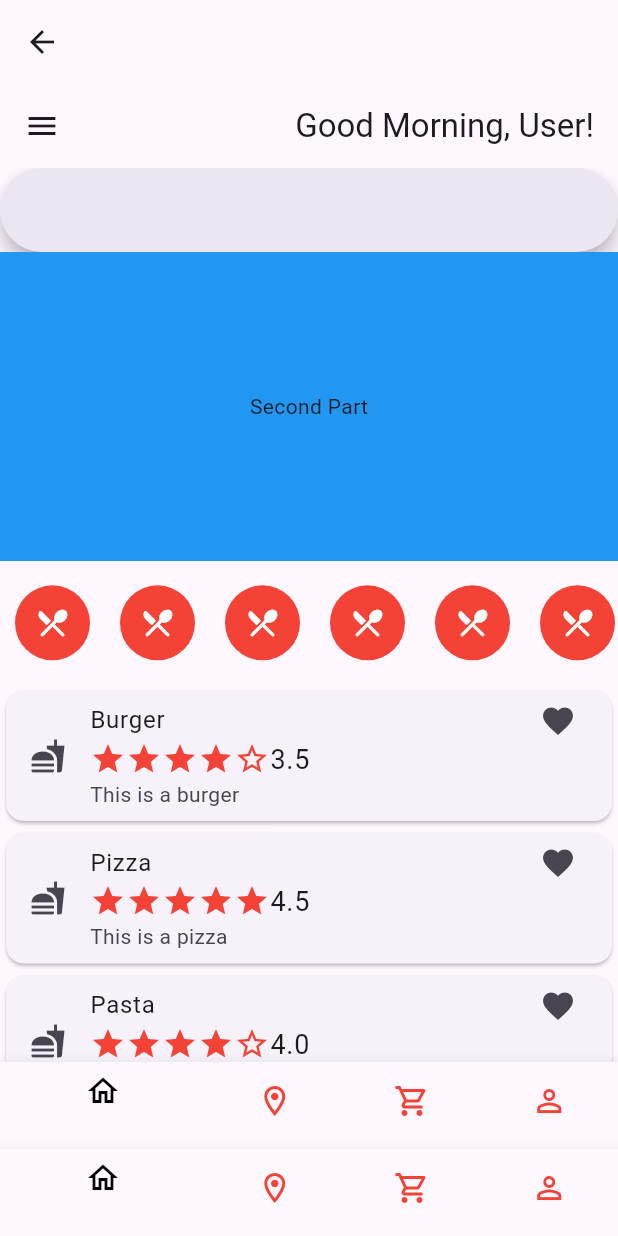
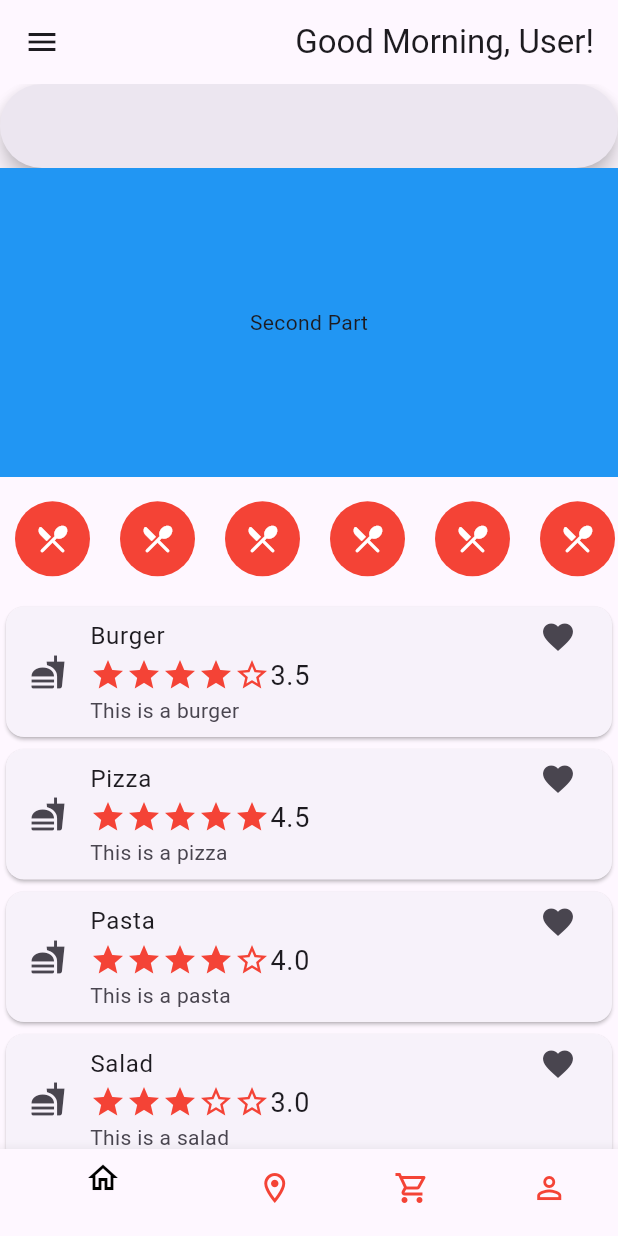
Before and after one commit to PasinduNimesha/hungybusters, a Flutter app: the MainScreen screen opened directly, on a phone screen of 412 x 824 dp. Run offline on Flutter 3.47's test engine with Material 3 defaults, Android fonts, the phone set to English and light mode, and no system bars; our stand-ins replace flutter_native_splash; missing offline and left inert: dart:ffi.

Commit message:
minor changes

```diff
--- a/lib/components/BottomNavBar.dart
+++ b/lib/components/BottomNavBar.dart
@@ -1,39 +1,27 @@
+import 'package:flutter/cupertino.dart';
 import 'package:flutter/material.dart';
-import 'package:hungybusters/screens/CheckoutScreen.dart';
-import 'package:hungybusters/screens/HomeScreen.dart';
 
-class BottomNavBar extends StatefulWidget {
+class BottomNavBar extends StatelessWidget {
   final int currentIndex;
+  final ValueChanged<int> onTap;
+
   const BottomNavBar({
-    super.key,
     required this.currentIndex,
-  });
+    required this.onTap,
+    Key? key,
+  }) : super(key: key);
 
   @override
-  State<BottomNavBar> createState() => _BottomNavBarState();
-}
-
-class _BottomNavBarState extends State<BottomNavBar> {
-  int currentIndex = 0;
-  final List<Widget> _children = [
-    const HomeScreen(),
-    const CheckoutScreen(),
-    const CheckoutScreen(),
-    const CheckoutScreen(),
-  ];
-  @override
   Widget build(BuildContext context) {
-    currentIndex = widget.currentIndex;
     return BottomNavigationBar(
-      selectedIconTheme: IconThemeData(color: Colors.black),
-      unselectedIconTheme: IconThemeData(color: Colors.red),
-      onTap: (int index) {
-        Navigator.push(
-            context,
-            MaterialPageRoute(builder: (context) => _children[index]));
-      },
+      selectedIconTheme: const IconThemeData(color: Colors.black),
+      unselectedIconTheme: const IconThemeData(color: Colors.red),
+      selectedLabelStyle: const TextStyle(color: Colors.black),
+      unselectedLabelStyle: const TextStyle(color: Colors.red),
+      backgroundColor: Colors.white,
       currentIndex: currentIndex,
-      items: [
+      onTap: onTap,
+      items: const [
         BottomNavigationBarItem(
           icon: Icon(Icons.home_outlined),
           label: 'Home',
--- a/lib/screens/CheckoutScreen.dart
+++ b/lib/screens/CheckoutScreen.dart
@@ -14,7 +14,6 @@ class CheckoutScreen extends StatelessWidget {
           Text('Order Summary'),
         ],
       ),
-      bottomNavigationBar: BottomNavBar(currentIndex: 2,),
     );
   }
 }
--- a/lib/screens/HomeScreen.dart
+++ b/lib/screens/HomeScreen.dart
@@ -68,7 +68,6 @@ class HomeScreen extends StatelessWidget {
           ),
         ],
       ),
-      bottomNavigationBar: BottomNavBar(currentIndex: 0,),
     );
 
   }
--- a/lib/screens/ItemDetailScreen.dart
+++ b/lib/screens/ItemDetailScreen.dart
@@ -12,7 +12,10 @@ class ItemDetailScreen extends StatelessWidget {
   Widget build(BuildContext context) {
     return Scaffold(
       appBar: AppBar(),
-      bottomNavigationBar: BottomNavBar(currentIndex: 0,),
+      bottomNavigationBar: BottomNavBar(
+        currentIndex: 0,
+        onTap: (index) {},
+      ),
       body: Column(
         children: [
           const ItemImage(),
--- a/lib/screens/LoginScreen.dart
+++ b/lib/screens/LoginScreen.dart
@@ -4,6 +4,7 @@ import 'package:hungybusters/components/Logo.dart';
 import 'package:hungybusters/components/InputField.dart';
 import 'package:hungybusters/components/MediumButton.dart';
 import 'package:hungybusters/components/TransparentButton.dart';
+import 'package:hungybusters/screens/MainScreen.dart';
 
 import 'HomeScreen.dart';
 
@@ -37,7 +38,7 @@ class _LoginScreenState extends State<LoginScreen> {
                 onPressed: () {
                   Navigator.push(
                       context,
-                      MaterialPageRoute(builder: (context) => const HomeScreen())
+                      MaterialPageRoute(builder: (context) => const MainScreen())
                   );
                 }),
           ],
--- a/lib/screens/MainScreen.dart
+++ b/lib/screens/MainScreen.dart
@@ -5,25 +5,33 @@ import 'CheckoutScreen.dart';
 import 'HomeScreen.dart';
 
 class MainScreen extends StatefulWidget {
-  const MainScreen({super.key});
+  const MainScreen({Key? key}) : super(key: key);
 
   @override
   State<MainScreen> createState() => _MainScreenState();
 }
 
 class _MainScreenState extends State<MainScreen> {
-  int currentIndex = 0;
+  int _currentIndex = 0;
   final List<Widget> _children = [
     const HomeScreen(),
     const CheckoutScreen(),
-    const Placeholder(),
+    const CheckoutScreen(),
+    const CheckoutScreen()
   ];
+
   @override
   Widget build(BuildContext context) {
     return Scaffold(
-      appBar: AppBar(),
-      body: _children[currentIndex],
-      bottomNavigationBar: BottomNavBar(currentIndex: 0,),
+      body: _children[_currentIndex],
+      bottomNavigationBar: BottomNavBar(
+        currentIndex: _currentIndex,
+        onTap: (int index) {
+          setState(() {
+            _currentIndex = index;
+          });
+        },
+      ),
     );
   }
 }
```
